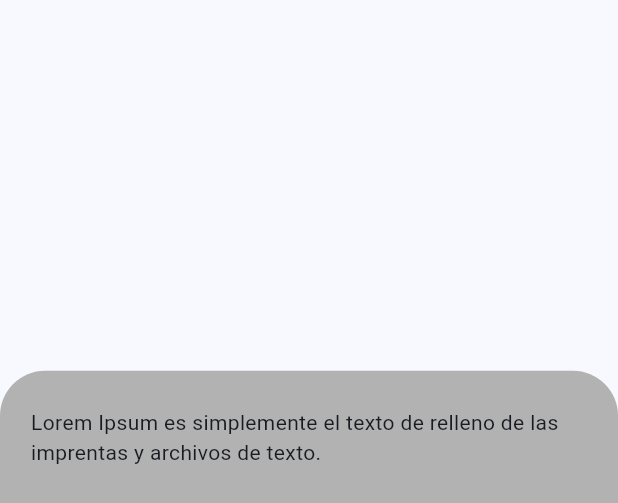
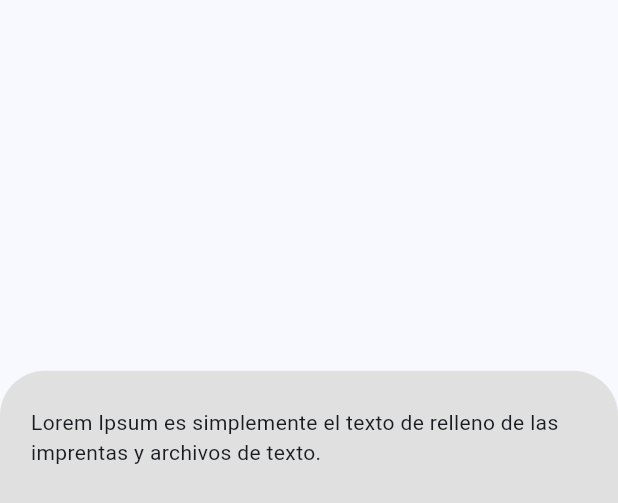
Before and after one commit to Maximus113M/market_check_app, a Flutter app: the StoreContainerScreen widget shown alone on an empty page, opened directly, on a phone screen of 412 x 824 dp. Shown: the top 503 px of the screen. Run offline on Flutter 3.47's test engine with Material 3 defaults, Android fonts, the phone set to English and light mode, and no system bars; our stand-ins replace animate_do, another_flushbar, curved_navigation_bar, dartz, dio, get_it and 2 more; missing offline and left inert: flutter_barcode_scanner; accounts and stored records are empty; Roboto replaces fonts that are missing (CustomFont).

Commit message:
store color and image

```diff
--- a/market_check/lib/features/login/presentation/screens/widget/login_form.dart
+++ b/market_check/lib/features/login/presentation/screens/widget/login_form.dart
@@ -15,7 +15,7 @@ class LogInForm extends StatelessWidget {
   Widget build(BuildContext context) {
     return SafeArea(
       child: Container(
-        height: ScreenSize.absoluteHeight * 0.41,
+        height: ScreenSize.absoluteHeight * 0.43,
         margin: EdgeInsets.only(top: ScreenSize.height * 0.1),
         decoration: const BoxDecoration(
             color: AppColors.white,
--- a/market_check/lib/features/stores/presentation/widgets/store/store_container_screen.dart
+++ b/market_check/lib/features/stores/presentation/widgets/store/store_container_screen.dart
@@ -1,5 +1,4 @@
 import 'package:flutter/material.dart';
-import 'package:market_check/config/utils/constans/app_colors.dart';
 import 'package:market_check/config/utils/screen_size.dart';
 
 class StoreContainerScreen extends StatelessWidget {
@@ -10,9 +9,9 @@ class StoreContainerScreen extends StatelessWidget {
     return Container(
       margin: EdgeInsets.only(top: ScreenSize.absoluteHeight * 0.3),
       padding: EdgeInsets.symmetric(vertical: ScreenSize.absoluteHeight * 0.03, horizontal: ScreenSize.width * 0.05),
-      decoration: const BoxDecoration(
-        color: AppColors.appGray,
-        borderRadius: BorderRadius.only(topRight: Radius.circular(30), topLeft: Radius.circular(30))
+      decoration: BoxDecoration(
+        color: Colors.grey.shade300,
+        borderRadius: const BorderRadius.only(topRight: Radius.circular(30), topLeft: Radius.circular(30))
       ),
       child: const Column(
         children: [
```
Also changed, not shown: market_check/lib/features/stores/presentation/screens/store/store_screen.dart (+7 -1 lines), market_check/assets/Images/stores/establecimiento-base.jpg (added).
